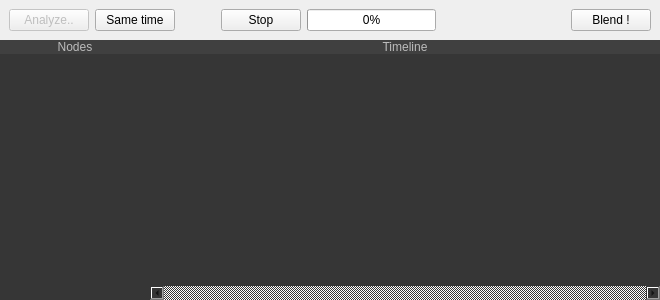
ialhashim/topo-blend, file TopoBlenderLib/SchedulerWidget.ui: the form before one commit.
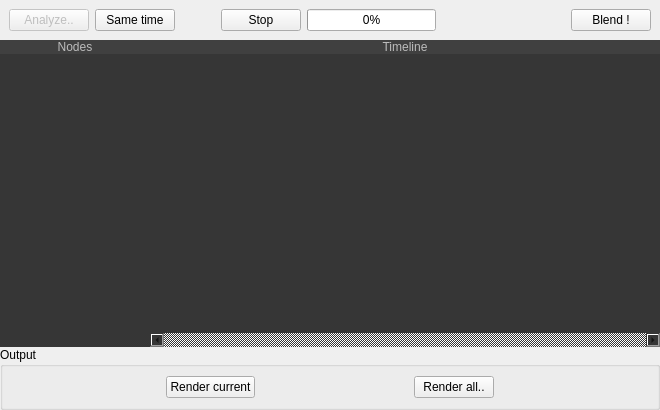
The form after the commit. Icons and pictures are not drawn.

Patch:
```diff
--- a/TopoBlenderLib/SchedulerWidget.ui
+++ b/TopoBlenderLib/SchedulerWidget.ui
@@ -7,7 +7,7 @@
     <x>0</x>
     <y>0</y>
     <width>660</width>
-    <height>300</height>
+    <height>410</height>
    </rect>
   </property>
   <property name="sizePolicy">
@@ -283,6 +283,68 @@
         </layout>
        </widget>
       </item>
+      <item row="4" column="0" colspan="2">
+       <widget class="QGroupBox" name="groupBox">
+        <property name="title">
+         <string>Output</string>
+        </property>
+        <layout class="QGridLayout" name="gridLayout_3">
+         <item row="0" column="3">
+          <widget class="QPushButton" name="renderAllButton">
+           <property name="text">
+            <string>Render all..</string>
+           </property>
+          </widget>
+         </item>
+         <item row="0" column="4">
+          <spacer name="horizontalSpacer_3">
+           <property name="orientation">
+            <enum>Qt::Horizontal</enum>
+           </property>
+           <property name="sizeHint" stdset="0">
+            <size>
+             <width>40</width>
+             <height>20</height>
+            </size>
+           </property>
+          </spacer>
+         </item>
+         <item row="0" column="1">
+          <widget class="QPushButton" name="renderCurrentButton">
+           <property name="text">
+            <string>Render current</string>
+           </property>
+          </widget>
+         </item>
+         <item row="0" column="2">
+          <spacer name="horizontalSpacer_4">
+           <property name="orientation">
+            <enum>Qt::Horizontal</enum>
+           </property>
+           <property name="sizeHint" stdset="0">
+            <size>
+             <width>40</width>
+             <height>20</height>
+            </size>
+           </property>
+          </spacer>
+         </item>
+         <item row="0" column="0">
+          <spacer name="horizontalSpacer_5">
+           <property name="orientation">
+            <enum>Qt::Horizontal</enum>
+           </property>
+           <property name="sizeHint" stdset="0">
+            <size>
+             <width>40</width>
+             <height>20</height>
+            </size>
+           </property>
+          </spacer>
+         </item>
+        </layout>
+       </widget>
+      </item>
      </layout>
     </widget>
    </item>
```
